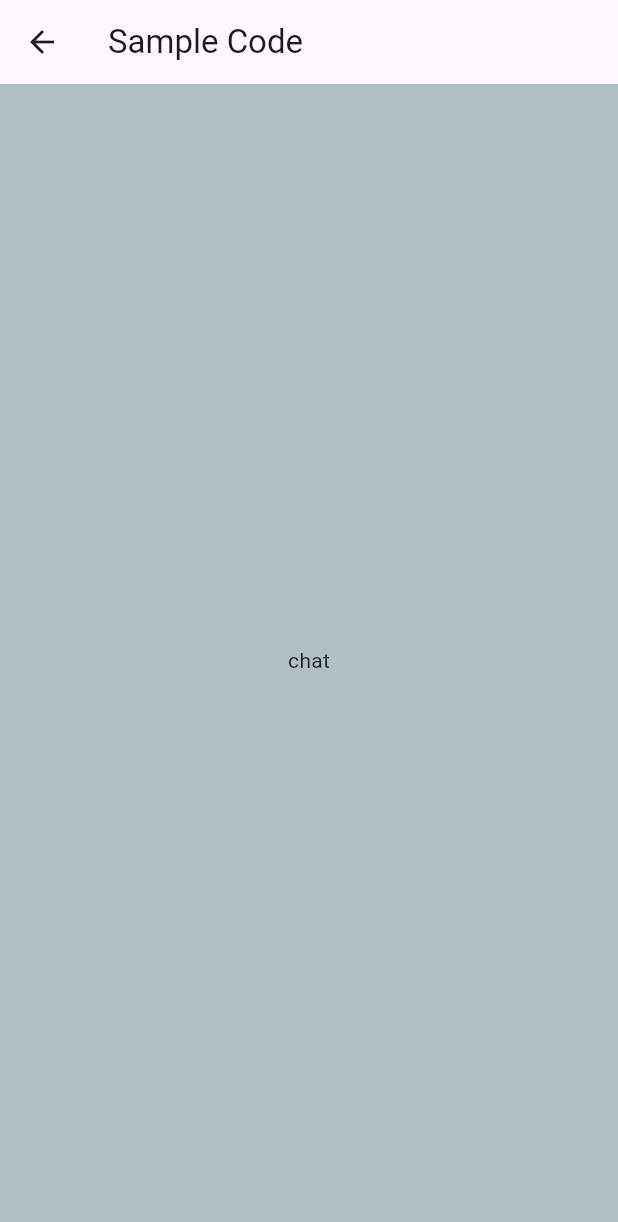
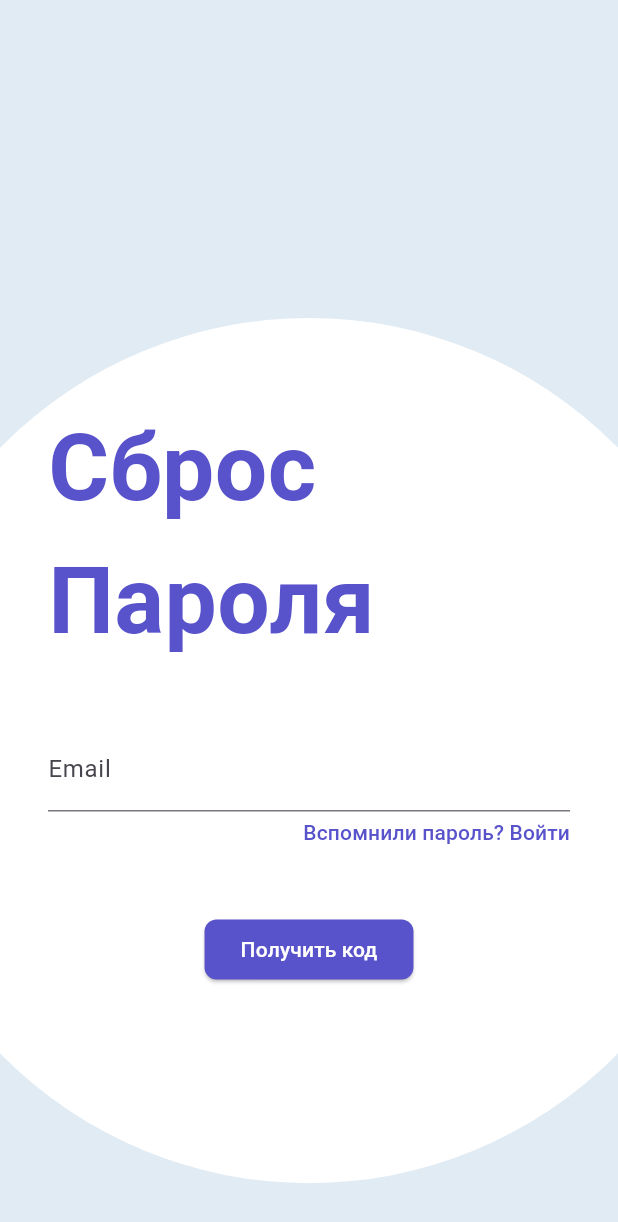
Before and after one commit to Reqwiew/MyMess, a Flutter app: the screen it shows after launch, after a tap on "Не помню пароль", on a phone screen of 412 x 824 dp. Shown: the top 1222 px of the screen. Run offline on Flutter 3.47's test engine with Material 3 defaults, Android fonts, the phone set to English and light mode, and no system bars; our stand-ins replace dio, firebase_core, firebase_messaging, pin_code_fields, shared_preferences; accounts and stored records are empty.

Commit message:
screens for sending the code by mail and entering the code have been added

```diff
--- a/lib/app_router.dart
+++ b/lib/app_router.dart
@@ -1,9 +1,11 @@
 // lib/app_router.dart
 import 'package:flutter/material.dart';
 import 'package:messengerr/presentation/chat_screen.dart';
+import 'package:messengerr/presentation/forgot_password_screen.dart';
 import 'package:messengerr/presentation/home_screen.dart';
 import 'package:messengerr/presentation/login_screen.dart';
 import 'package:messengerr/presentation/register_screen.dart';
+import 'package:messengerr/presentation/send_otp_screen.dart';
 
 
 class AppRouter {
@@ -20,6 +22,13 @@ class AppRouter {
         return MaterialPageRoute(builder: (_) =>  LoginScreen());
       case '/register':
         return MaterialPageRoute(builder: (_) =>  RegisterScreen());
+      case '/forgotPassword':
+        return MaterialPageRoute(builder: (_) =>  ForgotPasswordScreen());
+      case '/sendOtp':
+        final email = settings.arguments as String;
+        return MaterialPageRoute(
+          builder: (_) => SendOtpScreen(email: email),
+        );
       default:
         return MaterialPageRoute(
           builder: (_) => Scaffold(
--- /dev/null
+++ b/lib/presentation/forgot_password_screen.dart
@@ -0,0 +1,146 @@
+import 'package:flutter/cupertino.dart';
+import 'package:flutter/material.dart';
+import 'package:messengerr/repositories/auth/forgot_password_repository.dart';
+
+class ForgotPasswordScreen extends StatefulWidget {
+  @override
+  State<ForgotPasswordScreen> createState() => _ForgotPasswordScreen();
+}
+
+class _ForgotPasswordScreen extends State<ForgotPasswordScreen> {
+  final _emailController = TextEditingController();
+  final _formKey = GlobalKey<FormState>();
+  final ForgotPasswordRepository _forgotPasswordRepository = ForgotPasswordRepository();
+
+  void _forgotPassword() async {
+    if (!_formKey.currentState!.validate()) return;
+
+    try {
+      await _forgotPasswordRepository.forgotPassword(
+          email: _emailController.text.trim());
+      Navigator.pushNamed(
+        context,
+        '/sendOtp',
+        arguments: _emailController.text.trim(),
+      );
+    }catch (e) {
+      ScaffoldMessenger.of(
+        context,
+      ).showSnackBar(SnackBar(content: Text(e.toString())));
+    }
+
+  }
+
+  @override
+  Widget build(BuildContext context) {
+    final screenHeight = MediaQuery
+        .of(context)
+        .size
+        .height;
+    final screenWidth = MediaQuery
+        .of(context)
+        .size
+        .width;
+    return Scaffold(
+      resizeToAvoidBottomInset: true,
+      backgroundColor: Color(0xFFE0EBF4),
+      body: SingleChildScrollView(
+        child: ConstrainedBox(
+          constraints: BoxConstraints(minHeight: screenHeight),
+          child: Padding(
+            padding: const EdgeInsets.only(top: 100),
+            child: Stack(
+              alignment: Alignment.center,
+              children: [
+                Positioned(
+                  top: screenHeight / 2 - 300,
+                  left: -screenWidth * 0.25,
+                  child: Container(
+                    width: screenWidth * 1.5,
+                    height: screenWidth * 1.4,
+                    decoration: const BoxDecoration(
+                      color: Colors.white,
+                      shape: BoxShape.circle,
+                    ),
+                  ),
+                ),
+
+                Center(
+                  child: Padding(
+                    padding: const EdgeInsets.all(32.0),
+                    child: Form(
+                      key: _formKey,
+                      child: Column(
+                        mainAxisSize: MainAxisSize.min,
+                        mainAxisAlignment: MainAxisAlignment.start,
+                        children: [
+                        const Text(
+                        'Сброс Пароля',
+                        style: TextStyle(
+                          color: Color(0xFF5852CB),
+                          fontSize: 62,
+                          fontWeight: FontWeight.bold,
+                        ),
+                      ),
+                      const SizedBox(height: 40),
+                      TextFormField(
+                        controller: _emailController,
+                        decoration: const InputDecoration(
+                          labelText: 'Email',
+                        ),
+                        validator: (value) =>
+                        value!.isEmpty ? 'Введите email' : null,
+                      ),
+
+                          Align(
+                            alignment: Alignment.centerRight,
+                            child: Column(
+                              mainAxisSize: MainAxisSize.min,
+                              crossAxisAlignment: CrossAxisAlignment.end,
+                              children: [
+
+                                TextButton(
+                                  onPressed: () => Navigator.pushNamed(context, '/login'),
+                                  style: TextButton.styleFrom(
+                                    foregroundColor: Color(0xFF5852CB),
+                                    padding: EdgeInsets.zero,
+                                    minimumSize: Size(0, 0),
+                                    tapTargetSize: MaterialTapTargetSize.shrinkWrap,
+                                  ),
+                                  child: const Text(
+                                    'Вспомнили пароль? Войти',
+                                    style: TextStyle(height: 2.0),
+                                  ),
+                                ),
+                              ],
+                            ),
+                          ),
+
+                          const SizedBox(height: 40),
+                      Center(
+                        child: ElevatedButton(
+                          onPressed: _forgotPassword,
+                          style: ElevatedButton.styleFrom(
+                            backgroundColor: Color(0xFF5852CB),
+                            foregroundColor: Colors.white,
+                            shape: RoundedRectangleBorder(
+                              borderRadius: BorderRadius.circular(8),
+                            ),
+                          ),
+                          child: Text('Получить код'),
+                        ),
+                      ),
+
+                        ],
+                      ),
+                    ),
+                  ),
+                ),
+              ],
+            ),
+          ),
+        ),
+      ),
+    );
+  }
+}
--- a/lib/presentation/login_screen.dart
+++ b/lib/presentation/login_screen.dart
@@ -1,7 +1,8 @@
 // lib/presentation/screens/home_screen.dart
 import 'package:flutter/material.dart';
 import 'package:flutter/services.dart';
-import 'package:messengerr/repositories/login/login_repository.dart';
+
+import '../repositories/auth/login_repository.dart';
 
 class LoginScreen extends StatefulWidget {
   @override
@@ -35,8 +36,6 @@ class _LoginScreenSctate extends State<LoginScreen> {
       ScaffoldMessenger.of(
         context,
       ).showSnackBar(SnackBar(content: Text(e.toString())));
-    } finally {
-
     }
   }
 
@@ -127,15 +126,15 @@ class _LoginScreenSctate extends State<LoginScreen> {
                               crossAxisAlignment: CrossAxisAlignment.end,
                               children: [
                                 TextButton(
-                                  onPressed: () => Navigator.pushNamed(context, '/chat'),
+                                  onPressed: () => Navigator.pushNamed(context, '/forgotPassword'),
                                   style: TextButton.styleFrom(
                                     padding: EdgeInsets.zero,
                                     minimumSize: Size(0, 0),
-                                    tapTargetSize: MaterialTapTargetSize.shrinkWrap, // убирает лишнюю зону касания
+                                    tapTargetSize: MaterialTapTargetSize.shrinkWrap,
                                   ),
                                   child: const Text(
                                     'Не помню пароль',
-                                    style: TextStyle(height: 2.0), // убираем лишний line height
+                                    style: TextStyle(height: 2.0),
                                   ),
                                 ),
                                 TextButton(
--- a/lib/presentation/register_screen.dart
+++ b/lib/presentation/register_screen.dart
@@ -1,5 +1,6 @@
 import 'package:flutter/material.dart';
-import '../../repositories/login/register_repository.dart'; // путь подгони под свой проект
+
+import '../repositories/auth/register_repository.dart';
 
 class RegisterScreen extends StatefulWidget {
   @override
@@ -82,6 +83,7 @@ class _RegisterScreenState extends State<RegisterScreen> {
                             style: TextStyle(
                               color: Color(0xFF5852CB),
                               fontSize: 62,
+                              height: 1.0,
                               fontWeight: FontWeight.bold,
                             ),
                           ),
@@ -168,7 +170,7 @@ class _RegisterScreenState extends State<RegisterScreen> {
                                 TextButton(
                                   onPressed: () => Navigator.pushNamed(context, '/login'),
                                   style: TextButton.styleFrom(
-                                    backgroundColor: Color(0xFF5852CB),
+                                    foregroundColor: Color(0xFF5852CB),
                                     padding: EdgeInsets.zero,
                                     minimumSize: Size(0, 0),
                                     tapTargetSize: MaterialTapTargetSize.shrinkWrap,
--- a/pubspec.yaml
+++ b/pubspec.yaml
@@ -37,6 +37,7 @@ dependencies:
   firebase_messaging: ^15.2.7
   dio: ^5.8.0+1
   shared_preferences: ^2.5.3
+  pin_code_fields: ^8.0.1
 dev_dependencies:
   flutter_test:
     sdk: flutter
```
Also changed, not shown: lib/presentation/send_otp_screen.dart (added, +162 -0 lines), lib/repositories/auth/forgot_password_repository.dart (added, +28 -0 lines), lib/repositories/auth/send_otp_repository.dart (added, +26 -0 lines), lib/presentation/reset_password_screen.dart (added), lib/repositories/auth/login_repository.dart (renamed from lib/repositories/login/login_repository.dart), lib/repositories/auth/register_repository.dart (renamed from lib/repositories/login/register_repository.dart), lib/repositories/auth/reset_pasword_repository.dart (added), pubspec.lock, 1 other file.
